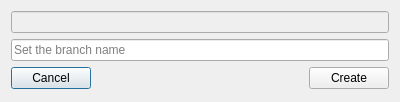
Qt form src/aux_widgets/BranchDlg.ui (francescmm/GitQlient) before a commit.
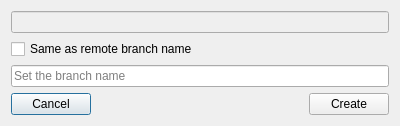
The same form after that commit.

Commit message: #60 Adding checkbox to avoid rewriting the name

```diff
--- a/src/aux_widgets/BranchDlg.ui
+++ b/src/aux_widgets/BranchDlg.ui
@@ -14,28 +14,21 @@
    <string>Dialog</string>
   </property>
   <layout class="QGridLayout" name="gridLayout">
-   <item row="0" column="0" colspan="3">
-    <widget class="QLineEdit" name="leOldName">
-     <property name="enabled">
-      <bool>false</bool>
+   <item row="3" column="0">
+    <widget class="QPushButton" name="pbCancel">
+     <property name="text">
+      <string>Cancel</string>
      </property>
     </widget>
    </item>
-   <item row="1" column="0" colspan="3">
+   <item row="2" column="0" colspan="3">
     <widget class="QLineEdit" name="leNewName">
      <property name="placeholderText">
       <string>Set the branch name</string>
      </property>
     </widget>
    </item>
-   <item row="2" column="0">
-    <widget class="QPushButton" name="pbCancel">
-     <property name="text">
-      <string>Cancel</string>
-     </property>
-    </widget>
-   </item>
-   <item row="2" column="1">
+   <item row="3" column="1">
     <spacer name="horizontalSpacer">
      <property name="orientation">
       <enum>Qt::Horizontal</enum>
@@ -48,13 +41,27 @@
      </property>
     </spacer>
    </item>
-   <item row="2" column="2">
+   <item row="3" column="2">
     <widget class="QPushButton" name="pbAccept">
      <property name="text">
       <string>Create</string>
      </property>
     </widget>
    </item>
+   <item row="0" column="0" colspan="3">
+    <widget class="QLineEdit" name="leOldName">
+     <property name="enabled">
+      <bool>false</bool>
+     </property>
+    </widget>
+   </item>
+   <item row="1" column="0" colspan="3">
+    <widget class="QCheckBox" name="chbCopyRemote">
+     <property name="text">
+      <string>Same as remote branch name</string>
+     </property>
+    </widget>
+   </item>
   </layout>
  </widget>
  <tabstops>
```
The commit also changes 2 other files.
